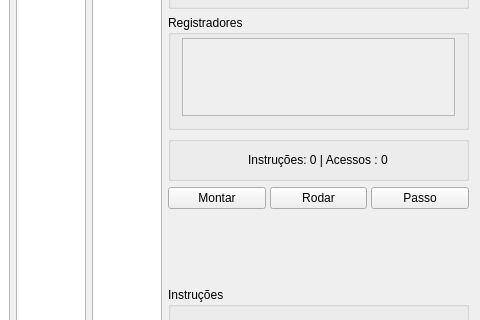
Before: the Qt Designer form src/gui/hidragui.ui in petcomputacaoufrgs/hidracpp, drawn with Qt 5; both pictures show x 575 to 1055 and y 89 to 409 of the 1055 by 495 pixel window.
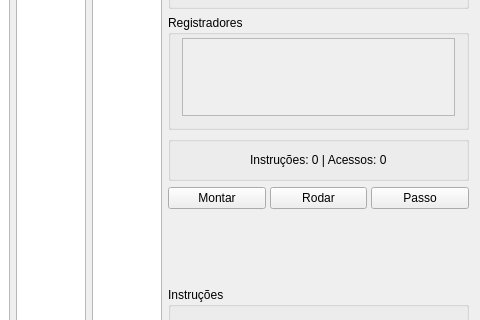
After: the same form once the commit is applied.

The edit to the form file:
```diff
--- a/src/gui/hidragui.ui
+++ b/src/gui/hidragui.ui
@@ -370,7 +370,7 @@
              <bool>true</bool>
             </property>
             <property name="text">
-             <string>Instruções: 0 | Acessos : 0</string>
+             <string>Instruções: 0 | Acessos: 0</string>
             </property>
            </widget>
           </item>
```
Left out of the diff: 9 changed lines with no effect on the pictures.
